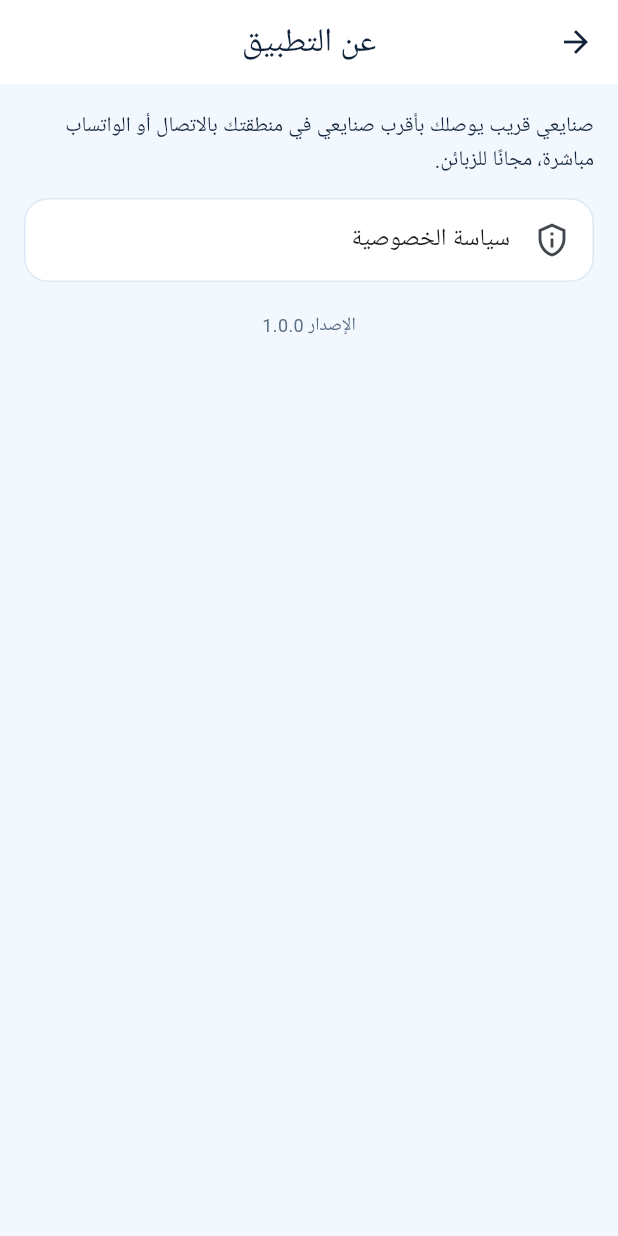
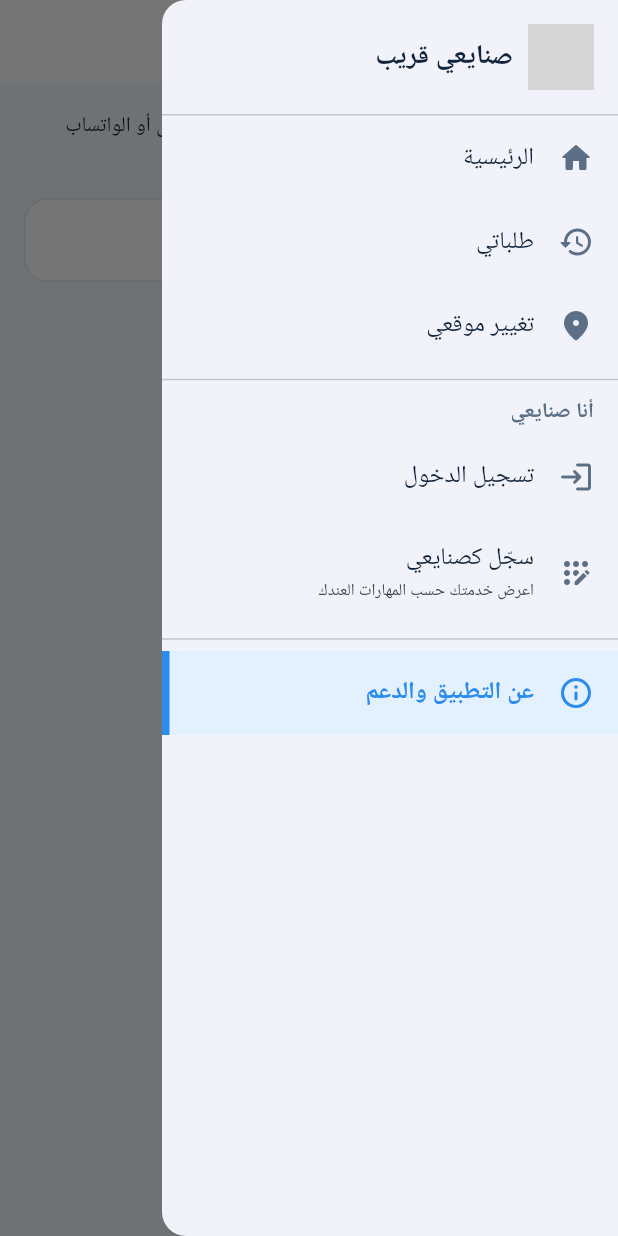
Before and after one commit to TheOuth/sanayei-qareeb-, a Flutter app: the AboutScreen screen opened directly, with the side drawer open (before the commit the screen has no drawer), on a phone screen of 412 x 824 dp. Run offline on Flutter 3.47's test engine with Material 3 defaults, Android fonts, the phone set to English and light mode, and no system bars; our stand-ins replace geolocator, google_fonts, image_picker, share_plus, shared_preferences; accounts and stored records are empty; network calls fail; project files that could hold a hidden picture were left out; grey boxes are pictures that could not be loaded.

Commit message:
Native app: shared side drawer on all screens with active-section indicator
Co-Authored-By: Claude Sonnet 5.5 <noreply@anthropic.com>
Claude-Session: https://claude.ai/code/session_01X84Ttv2GNt1drwSPj32bYF

```diff
--- a/app/lib/screens/about.dart
+++ b/app/lib/screens/about.dart
@@ -1,4 +1,5 @@
 import 'package:flutter/material.dart';
+import 'app_drawer.dart';
 import '../core.dart';
 import '../theme.dart';
 import '../widgets.dart';
@@ -10,7 +11,8 @@ class AboutScreen extends StatelessWidget {
     final wa = (Meta.cfg['support_whatsapp'] ?? '').toString().replaceAll(RegExp(r'\D'), '');
     final mail = (Meta.cfg['support_email'] ?? '').toString();
     return Scaffold(
-      appBar: AppBar(title: const Text('عن التطبيق')),
+      drawer: const AppDrawer(current: 'about'),
+      appBar: AppBar(title: const Text('عن التطبيق'), leading: const MenuBtn()),
       body: ListView(padding: const EdgeInsets.all(16), children: [
         const Text('صنايعي قريب يوصلك بأقرب صنايعي في منطقتك بالاتصال أو الواتساب مباشرة، مجانًا للزبائن.', style: TextStyle(height: 1.6)),
         const SizedBox(height: 14),
--- /dev/null
+++ b/app/lib/screens/app_drawer.dart
@@ -0,0 +1,95 @@
+import 'package:flutter/material.dart';
+import '../core.dart';
+import '../theme.dart';
+import 'requests.dart';
+import 'login.dart';
+import 'register.dart';
+import 'dashboard.dart';
+import 'about.dart';
+import 'location.dart';
+
+/// زر القائمة (ثلاث خطوط) يفتح القائمة الجانبية للصفحة الحالية
+class MenuBtn extends StatelessWidget {
+  const MenuBtn({super.key});
+  @override
+  Widget build(BuildContext context) => Builder(
+        builder: (c) => IconButton(icon: const Icon(Icons.menu_rounded, size: 28), onPressed: () => Scaffold.of(c).openDrawer()),
+      );
+}
+
+class AppDrawer extends StatelessWidget {
+  /// home | requests | dash | login | register | about
+  final String current;
+  final Future<void> Function()? onLocation;
+  const AppDrawer({super.key, required this.current, this.onLocation});
+
+  void _go(BuildContext context, String key, Widget Function() build) {
+    Navigator.pop(context); // يغلق القائمة
+    if (key == current) return;
+    if (key == 'home') {
+      Navigator.of(context).popUntil((r) => r.isFirst);
+      return;
+    }
+    final route = MaterialPageRoute(builder: (_) => build());
+    if (current == 'home') {
+      Navigator.push(context, route);
+    } else {
+      Navigator.pushReplacement(context, route);
+    }
+  }
+
+  Widget _item(BuildContext context, String key, IconData icon, String title, {Widget Function()? build, VoidCallback? onTap, String? subtitle}) {
+    final on = key == current;
+    return Container(
+      decoration: BoxDecoration(
+        color: on ? const Color(0xFFE3F0FD) : Colors.transparent,
+        border: BorderDirectional(end: BorderSide(color: on ? C.blue : Colors.transparent, width: 5)),
+      ),
+      child: ListTile(
+        leading: Icon(icon, color: on ? C.blue : C.mute),
+        title: Text(title, style: TextStyle(fontWeight: on ? FontWeight.w700 : FontWeight.w500, color: on ? C.blue : C.ink)),
+        subtitle: subtitle == null ? null : Text(subtitle, style: const TextStyle(fontSize: 11)),
+        onTap: onTap ?? () => _go(context, key, build ?? () => const SizedBox()),
+      ),
+    );
+  }
+
+  @override
+  Widget build(BuildContext context) {
+    return Drawer(
+      child: SafeArea(
+        child: ListView(padding: EdgeInsets.zero, children: [
+          Padding(
+            padding: const EdgeInsets.all(16),
+            child: Row(children: [
+              ClipRRect(borderRadius: BorderRadius.circular(12), child: Image.asset('assets/icon.png', width: 44, height: 44)),
+              const SizedBox(width: 10),
+              const Text('صنايعي قريب', style: TextStyle(fontSize: 18, fontWeight: FontWeight.w700)),
+            ]),
+          ),
+          const Divider(height: 1),
+          _item(context, 'home', Icons.home_rounded, 'الرئيسية'),
+          _item(context, 'requests', Icons.history_rounded, 'طلباتي', build: () => const RequestsScreen()),
+          _item(context, 'location', Icons.place_rounded, 'تغيير موقعي', onTap: () async {
+            Navigator.pop(context);
+            if (onLocation != null) {
+              await onLocation!();
+            } else {
+              await Navigator.push(context, MaterialPageRoute(builder: (_) => const LocationScreen()));
+            }
+          }),
+          const Divider(),
+          const Padding(padding: EdgeInsets.fromLTRB(16, 4, 16, 4), child: Text('أنا صنايعي', style: TextStyle(color: C.mute, fontWeight: FontWeight.w600))),
+          if (Store.loggedIn)
+            _item(context, 'dash', Icons.dashboard_rounded, 'لوحتي', build: () => const DashboardScreen())
+          else ...[
+            _item(context, 'login', Icons.login_rounded, 'تسجيل الدخول', build: () => const LoginScreen()),
+            _item(context, 'register', Icons.app_registration_rounded, 'سجّل كصنايعي', subtitle: 'اعرض خدمتك حسب المهارات العندك', build: () => const RegisterScreen()),
+          ],
+          const Divider(),
+          _item(context, 'about', Icons.info_outline_rounded, 'عن التطبيق والدعم', build: () => const AboutScreen()),
+        ]),
+      ),
+    );
+  }
+}
--- a/app/lib/screens/dashboard.dart
+++ b/app/lib/screens/dashboard.dart
@@ -1,6 +1,7 @@
 import 'package:flutter/material.dart';
 import 'package:flutter/services.dart';
 import 'package:share_plus/share_plus.dart';
+import 'app_drawer.dart';
 import '../core.dart';
 import '../theme.dart';
 import '../widgets.dart';
@@ -124,7 +125,8 @@ class _DashboardScreenState extends State<DashboardScreen> {
   Widget build(BuildContext context) {
     final me = _me;
     return Scaffold(
-      appBar: AppBar(title: const Text('لوحتي'), actions: [IconButton(icon: const Icon(Icons.logout_rounded), onPressed: _logout)]),
+      drawer: const AppDrawer(current: 'dash'),
+      appBar: AppBar(title: const Text('لوحتي'), leading: const MenuBtn(), actions: [IconButton(icon: const Icon(Icons.logout_rounded), onPressed: _logout)]),
       body: _err != null
           ? ErrorRetry(_err!, _load)
           : me == null
--- a/app/lib/screens/list.dart
+++ b/app/lib/screens/list.dart
@@ -1,4 +1,5 @@
 import 'package:flutter/material.dart';
+import 'app_drawer.dart';
 import '../core.dart';
 import '../theme.dart';
 import '../widgets.dart';
@@ -50,7 +51,8 @@ class _ListScreenState extends State<ListScreen> {
   Widget build(BuildContext context) {
     final s = widget.service;
     return Scaffold(
-      appBar: AppBar(title: Text('${s.icon} ${s.name}')),
+      drawer: const AppDrawer(current: 'home'),
+      appBar: AppBar(title: Text('${s.icon} ${s.name}'), actions: const [MenuBtn()]),
       body: Builder(builder: (_) {
         if (_loc == null) {
           return Center(
--- a/app/lib/screens/login.dart
+++ b/app/lib/screens/login.dart
@@ -1,4 +1,5 @@
 import 'package:flutter/material.dart';
+import 'app_drawer.dart';
 import '../core.dart';
 import '../widgets.dart';
 import 'register.dart';
@@ -39,7 +40,8 @@ class _LoginScreenState extends State<LoginScreen> {
   @override
   Widget build(BuildContext context) {
     return Scaffold(
-      appBar: AppBar(title: const Text('تسجيل دخول الصنايعي')),
+      drawer: const AppDrawer(current: 'login'),
+      appBar: AppBar(title: const Text('تسجيل دخول الصنايعي'), leading: const MenuBtn()),
       body: ListView(padding: const EdgeInsets.all(20), children: [
         const SizedBox(height: 10),
         TextField(controller: _ph, keyboardType: TextInputType.phone, textDirection: TextDirection.ltr, decoration: const InputDecoration(labelText: 'رقم الهاتف', hintText: '09xxxxxxxx')),
--- a/app/lib/screens/provider.dart
+++ b/app/lib/screens/provider.dart
@@ -1,5 +1,6 @@
 import 'package:flutter/material.dart';
 import 'package:share_plus/share_plus.dart';
+import 'app_drawer.dart';
 import '../core.dart';
 import '../theme.dart';
 import '../widgets.dart';
@@ -80,9 +81,11 @@ class _ProviderScreenState extends State<ProviderScreen> {
   Widget build(BuildContext context) {
     final p = _p;
     return Scaffold(
+      drawer: const AppDrawer(current: 'home'),
       appBar: AppBar(
         title: const Text('الصنايعي'),
         actions: [
+          const MenuBtn(),
           if (p != null && p.isNotEmpty && p['username'] != null)
             IconButton(
               icon: const Icon(Icons.share_rounded),
--- a/app/lib/screens/register.dart
+++ b/app/lib/screens/register.dart
@@ -1,4 +1,5 @@
 import 'package:flutter/material.dart';
+import 'app_drawer.dart';
 import '../core.dart';
 import '../widgets.dart';
 import 'profile_form.dart';
@@ -8,7 +9,8 @@ class RegisterScreen extends StatelessWidget {
   @override
   Widget build(BuildContext context) {
     return Scaffold(
-      appBar: AppBar(title: const Text('سجّل كصنايعي')),
+      drawer: const AppDrawer(current: 'register'),
+      appBar: AppBar(title: const Text('سجّل كصنايعي'), leading: const MenuBtn()),
       body: ProfileForm(
         isRegister: true,
         onSubmit: (body) async {
--- a/app/lib/screens/requests.dart
+++ b/app/lib/screens/requests.dart
@@ -1,4 +1,5 @@
 import 'package:flutter/material.dart';
+import 'app_drawer.dart';
 import '../core.dart';
 import '../theme.dart';
 import '../widgets.dart';
@@ -80,7 +81,8 @@ class _RequestsScreenState extends State<RequestsScreen> {
   @override
   Widget build(BuildContext context) {
     return Scaffold(
-      appBar: AppBar(title: const Text('طلباتي')),
+      drawer: const AppDrawer(current: 'requests'),
+      appBar: AppBar(title: const Text('طلباتي'), leading: const MenuBtn()),
       body: _err != null
           ? ErrorRetry(_err!, _load)
           : _items == null
```
Also changed, not shown: app/lib/screens/home.dart (+3 -38 lines).
